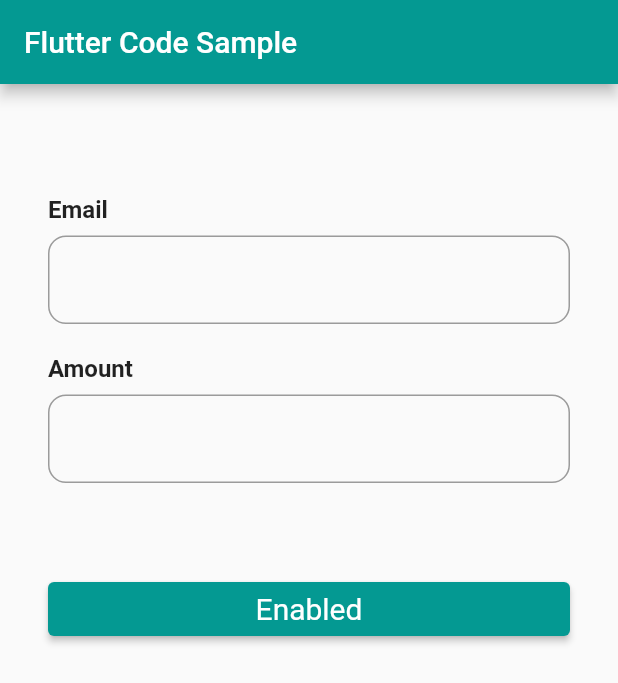
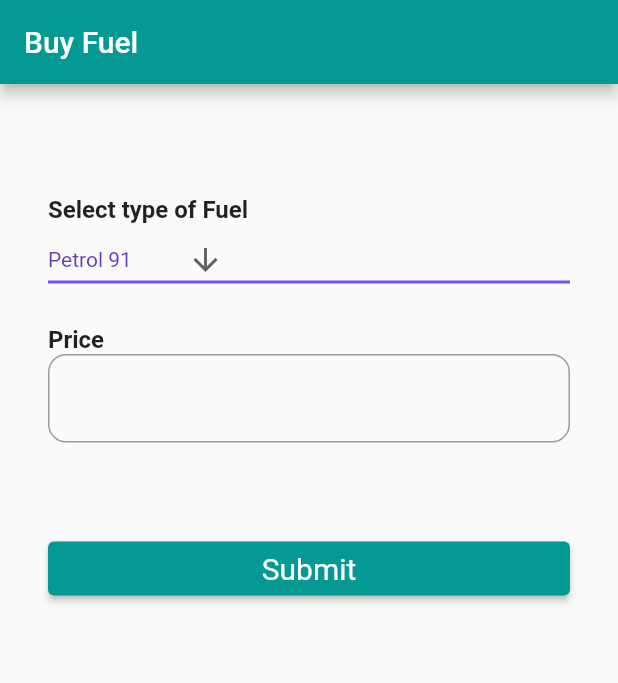
Before and after one commit to theo-beep/easy_fuel_2, a Flutter app: the HomeScreen screen opened directly, after a tap on "Order Fuel", on a phone screen of 412 x 824 dp. Shown: the top 683 px of the screen. Run offline on Flutter 3.47's test engine with Material 2 defaults, Android fonts, the phone set to English and light mode, and no system bars; our stand-ins replace cloud_firestore, firebase_auth, firebase_core, flutter_advanced_drawer, flutter_svg, flutter_switch and 5 more; missing offline and left inert: dart:ffi, dart:html, flutterfire_ui; accounts and stored records are empty.

```diff
--- a/lib/UserInterface/request_fuel.dart
+++ b/lib/UserInterface/request_fuel.dart
@@ -1,20 +1,24 @@
+
+import 'dart:ffi';
 
 import 'package:easy_fuel_2/FirebaseFirestore/add_user_to_firestore.dart';
 import 'package:easy_fuel_2/Utils/geoLocationUtil.dart';
 import 'package:easy_fuel_2/Widgets/number_widget.dart';
 import 'package:flutter/material.dart';
 import 'package:easy_fuel_2/Widgets/textfield_widget.dart';
-
+import 'package:geolocator/geolocator.dart';
 import 'package:shared_preferences/shared_preferences.dart';
 
 import '../ColorConstants.dart';
+import '../FirebaseFirestore/add_fuel_request.dart';
 
 void main() => runApp(const RequestFuel());
 
 class RequestFuel extends StatelessWidget {
   const RequestFuel({Key? key}) : super(key: key);
 
-  static const String _title = 'Flutter Code Sample';
+  static const String _title = 'Buy Fuel';
+
 
 
   @override
@@ -27,6 +31,7 @@ class RequestFuel extends StatelessWidget {
             backgroundColor: primaryColor,
         ),
         body: const MyStatefulWidget(),
+
       ),
       debugShowCheckedModeBanner: false,
     );
@@ -49,8 +54,12 @@ class _MyStatefulWidgetState extends State<MyStatefulWidget> {
         primary: primaryColor,
         textStyle: const TextStyle(fontSize: 20));
 
+    String dropdownValue = 'Petrol 91';
+
     bool isSwitched = false;
 
+
+    final costController = TextEditingController();
     //final prefs = await SharedPreferences.getInstance();
 
     return Center(
@@ -61,29 +70,56 @@ class _MyStatefulWidgetState extends State<MyStatefulWidget> {
           const SizedBox(height: 30),
           const SizedBox(height: 24),
           const SizedBox(height: 20),
-          TextFieldWidget(
-              label: "Email",
-              text:" " ,
-              onChanged: (email) {}),
+          const Text(
+            'Select type of Fuel',
+            style: TextStyle(fontWeight: FontWeight.bold, fontSize: 16),
+          ),
+          DropdownButton<String>(
+            value: dropdownValue,
+            icon: const Icon(Icons.arrow_downward),
+            elevation: 16,
+            style: const TextStyle(color: Colors.deepPurple),
+            underline: Container(
+              height: 2,
+              color: Colors.deepPurpleAccent,
+            ),
+            onChanged: (String? newValue) {
+              setState(() {
+                dropdownValue = newValue!;
+              });
+            },
+            items: <String>['Petrol 91','Petrol 93', 'Petrol 95', 'Diesel 500ppm', 'Diesel 50ppm']
+                .map<DropdownMenuItem<String>>((String value) {
+              return DropdownMenuItem<String>(
+                value: value,
+                child: Text(value),
+              );
+            }).toList(),
+          ),
           const SizedBox(height: 20),
-          TextFieldWidget(
-              label: "Amount",
-              text: " ",
-              onChanged: (name) {}),
+        const Text(
+          'Price ',
+          style: TextStyle(fontWeight: FontWeight.bold, fontSize: 16),
+        ),
+        TextField(
+          controller: costController,
+          decoration: InputDecoration(
+            border: OutlineInputBorder(
+              borderRadius: BorderRadius.circular(12),
+            ),
+          ),
+        ),
           const SizedBox(height: 30),
           const SizedBox(height: 30),
           ElevatedButton(
             style: style,
             onPressed: () {
-
-              geoLocationUtil();
+              fuelRequest(double.parse(costController.text));
             },
-            child: const Text('Enabled'),
+            child: const Text('Submit'),
           ),
         ],
       ),
     );
   }
-
-
 }
--- a/pubspec.yaml
+++ b/pubspec.yaml
@@ -35,7 +35,7 @@ dev_dependencies:
   flutter_switch: ^0.3.2
   persistent_bottom_nav_bar: ^4.0.2
   geolocator: ^8.2.0
-
+  location: ^4.2.0
 
 flutter:
   uses-material-design: true
```
Also changed, not shown: lib/FirebaseFirestore/add_fuel_request.dart (+19 -6 lines), lib/UserInterface/profile_page.dart (+8 -2 lines), pubspec.lock, 1 other file.
